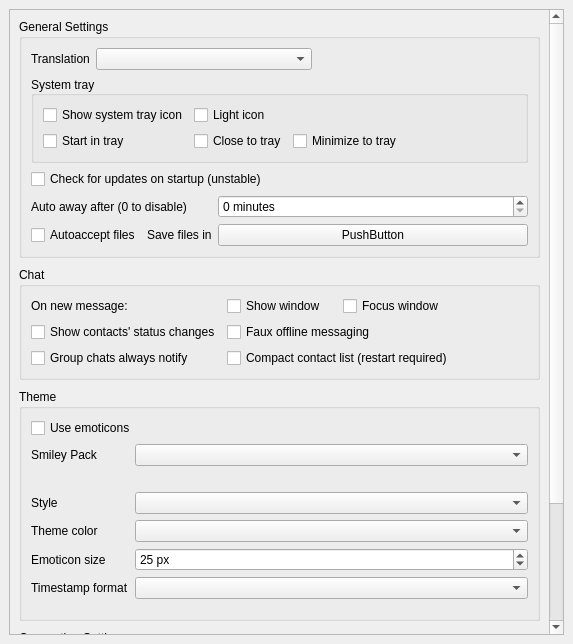
Before: the Qt Designer form src/widget/form/settings/generalsettings.ui in qTox/qTox, drawn with Qt 5.
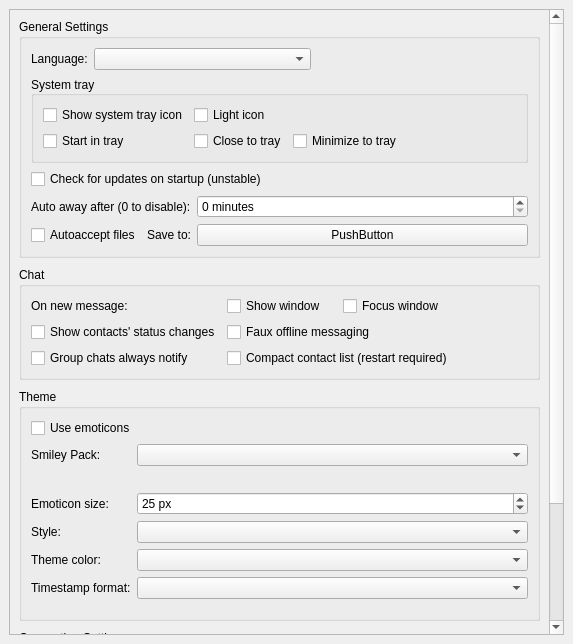
After: the same form once the commit is applied.

Commit message: Fix most of the things suhr mentioned also added colons a buncha places translation->language save files in->save to moved emoticon size after smiley pack Ignoring the excellent point raised by zer0-One for now

What changed in the file:
```diff
--- a/src/widget/form/settings/generalsettings.ui
+++ b/src/widget/form/settings/generalsettings.ui
@@ -64,7 +64,7 @@
                <string>The translation may not load until qTox restarts.</string>
               </property>
               <property name="text">
-               <string>Translation</string>
+               <string>Language:</string>
               </property>
              </widget>
             </item>
@@ -189,7 +189,7 @@
             <item row="1" column="1">
              <widget class="QLabel" name="autoSaveFilesDirLabel">
               <property name="text">
-               <string>Save files in</string>
+               <string>Save to:</string>
               </property>
              </widget>
             </item>
@@ -250,7 +250,7 @@
                <enum>Qt::LeftToRight</enum>
               </property>
               <property name="text">
-               <string>Auto away after (0 to disable)</string>
+               <string>Auto away after (0 to disable):</string>
               </property>
              </widget>
             </item>
@@ -370,7 +370,7 @@
             <item row="0" column="0">
              <widget class="QLabel" name="smileyPackLabel">
               <property name="text">
-               <string extracomment="Text on smiley pack label">Smiley Pack</string>
+               <string extracomment="Text on smiley pack label">Smiley Pack:</string>
               </property>
              </widget>
             </item>
@@ -442,47 +442,13 @@
              </layout>
             </item>
             <item row="2" column="0">
-             <widget class="QLabel" name="styleLabel">
-              <property name="text">
-               <string>Style</string>
-              </property>
-             </widget>
-            </item>
-            <item row="2" column="1">
-             <widget class="QComboBox" name="styleBrowser">
-              <property name="sizePolicy">
-               <sizepolicy hsizetype="Expanding" vsizetype="Fixed">
-                <horstretch>0</horstretch>
-                <verstretch>0</verstretch>
-               </sizepolicy>
-              </property>
-             </widget>
-            </item>
-            <item row="3" column="0">
-             <widget class="QLabel" name="themeColorLabel">
-              <property name="text">
-               <string>Theme color</string>
-              </property>
-             </widget>
-            </item>
-            <item row="3" column="1">
-             <widget class="QComboBox" name="themeColorCBox">
-              <property name="sizePolicy">
-               <sizepolicy hsizetype="Expanding" vsizetype="Fixed">
-                <horstretch>0</horstretch>
-                <verstretch>0</verstretch>
-               </sizepolicy>
-              </property>
-             </widget>
-            </item>
-            <item row="4" column="0">
              <widget class="QLabel" name="emoticonSizeLabel">
               <property name="text">
-               <string>Emoticon size</string>
+               <string>Emoticon size:</string>
               </property>
              </widget>
             </item>
-            <item row="4" column="1">
+            <item row="2" column="1">
              <widget class="QSpinBox" name="emoticonSize">
               <property name="sizePolicy">
                <sizepolicy hsizetype="Expanding" vsizetype="Fixed">
@@ -507,10 +473,44 @@
               </property>
              </widget>
             </item>
+            <item row="3" column="0">
+             <widget class="QLabel" name="styleLabel">
+              <property name="text">
+               <string>Style:</string>
+              </property>
+             </widget>
+            </item>
+            <item row="3" column="1">
+             <widget class="QComboBox" name="styleBrowser">
+              <property name="sizePolicy">
+               <sizepolicy hsizetype="Expanding" vsizetype="Fixed">
+                <horstretch>0</horstretch>
+                <verstretch>0</verstretch>
+               </sizepolicy>
+              </property>
+             </widget>
+            </item>
+            <item row="4" column="0">
+             <widget class="QLabel" name="themeColorLabel">
+              <property name="text">
+               <string>Theme color:</string>
+              </property>
+             </widget>
+            </item>
+            <item row="4" column="1">
+             <widget class="QComboBox" name="themeColorCBox">
+              <property name="sizePolicy">
+               <sizepolicy hsizetype="Expanding" vsizetype="Fixed">
+                <horstretch>0</horstretch>
+                <verstretch>0</verstretch>
+               </sizepolicy>
+              </property>
+             </widget>
+            </item>
             <item row="5" column="0">
              <widget class="QLabel" name="timestampLabel">
               <property name="text">
-               <string>Timestamp format</string>
+               <string>Timestamp format:</string>
               </property>
              </widget>
             </item>
```
Left out of the diff: 4 changed lines with no effect on the pictures.
